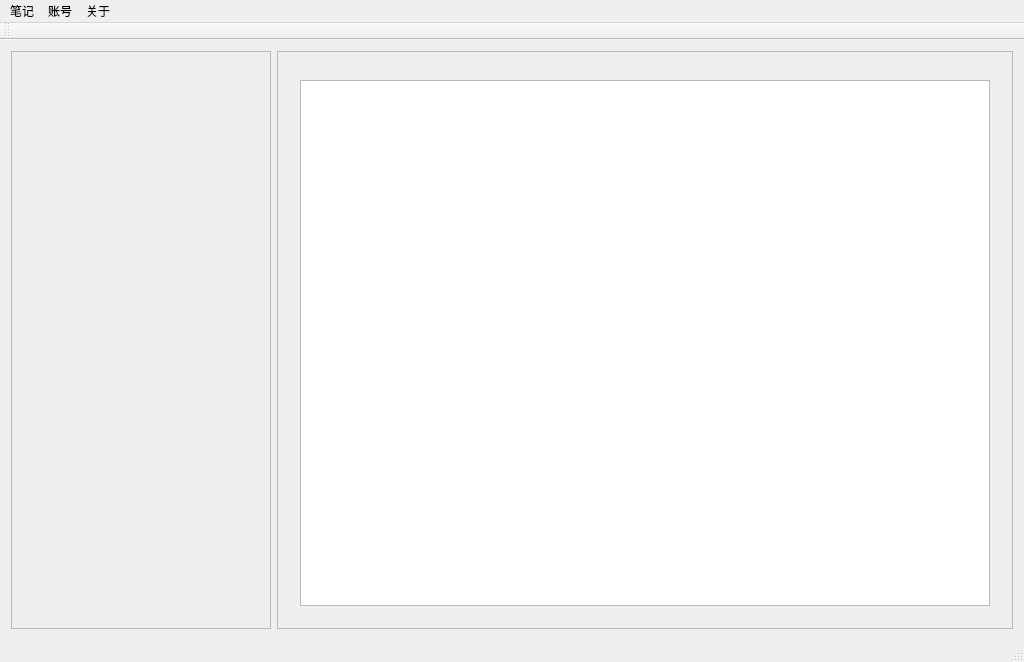
Above: mainwindow.ui from houlianshan/mynode before the change. Below: the same form after it.
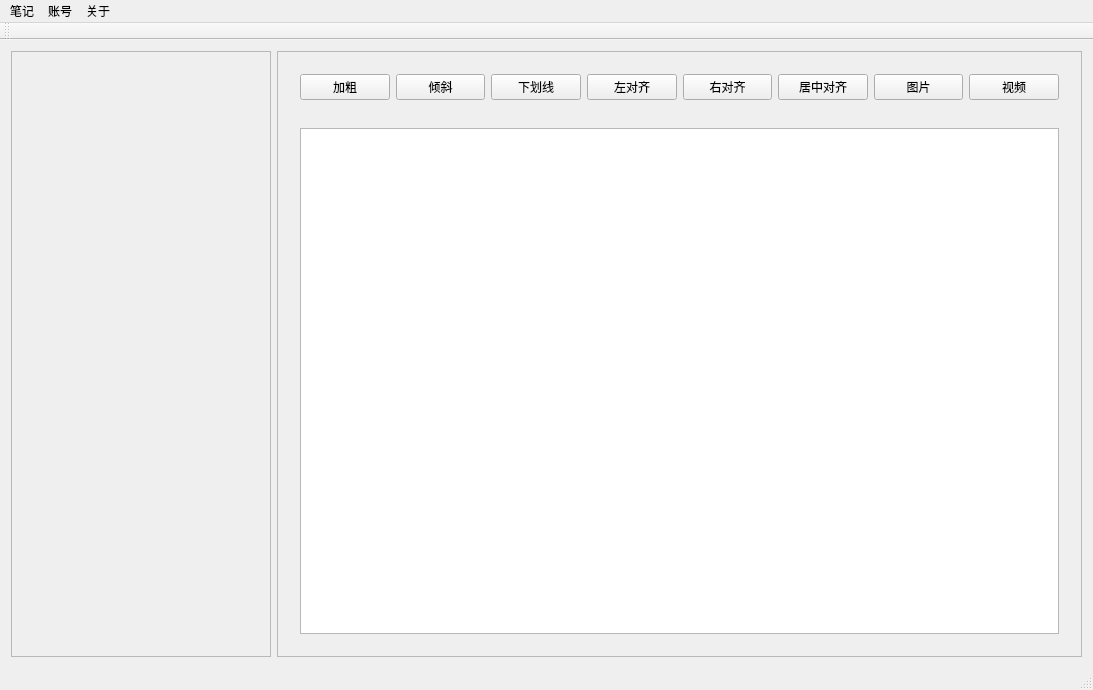
That is the form after the change. Icons and pictures are not drawn. Custom widgets are drawn as their Qt base class.

Commit message: 添加编辑笔记内容格式的按钮

Patch:
```diff
--- a/mainwindow.ui
+++ b/mainwindow.ui
@@ -6,8 +6,8 @@
    <rect>
     <x>0</x>
     <y>0</y>
-    <width>1024</width>
-    <height>653</height>
+    <width>1093</width>
+    <height>690</height>
    </rect>
   </property>
   <property name="windowTitle">
@@ -44,7 +44,7 @@
          <x>0</x>
          <y>0</y>
          <width>258</width>
-         <height>580</height>
+         <height>613</height>
         </rect>
        </property>
        <layout class="QVBoxLayout" name="verticalLayout">
@@ -83,8 +83,8 @@
         <rect>
          <x>0</x>
          <y>0</y>
-         <width>738</width>
-         <height>580</height>
+         <width>807</width>
+         <height>613</height>
         </rect>
        </property>
        <layout class="QVBoxLayout" name="verticalLayout_3">
@@ -102,6 +102,64 @@
             <height>50</height>
            </size>
           </property>
+          <layout class="QHBoxLayout" name="horizontalLayout_2">
+           <item>
+            <widget class="QPushButton" name="pushButton_4">
+             <property name="text">
+              <string>加粗</string>
+             </property>
+            </widget>
+           </item>
+           <item>
+            <widget class="QPushButton" name="pushButton_3">
+             <property name="text">
+              <string>倾斜</string>
+             </property>
+            </widget>
+           </item>
+           <item>
+            <widget class="QPushButton" name="pushButton_5">
+             <property name="text">
+              <string>下划线</string>
+             </property>
+            </widget>
+           </item>
+           <item>
+            <widget class="QPushButton" name="pushButton_6">
+             <property name="text">
+              <string>左对齐</string>
+             </property>
+            </widget>
+           </item>
+           <item>
+            <widget class="QPushButton" name="pushButton_8">
+             <property name="text">
+              <string>右对齐</string>
+             </property>
+            </widget>
+           </item>
+           <item>
+            <widget class="QPushButton" name="pushButton_10">
+             <property name="text">
+              <string>居中对齐</string>
+             </property>
+            </widget>
+           </item>
+           <item>
+            <widget class="QPushButton" name="pushButton_9">
+             <property name="text">
+              <string>图片</string>
+             </property>
+            </widget>
+           </item>
+           <item>
+            <widget class="QPushButton" name="pushButton_7">
+             <property name="text">
+              <string>视频</string>
+             </property>
+            </widget>
+           </item>
+          </layout>
          </widget>
         </item>
         <item>
@@ -124,7 +182,7 @@
     <rect>
      <x>0</x>
      <y>0</y>
-     <width>1024</width>
+     <width>1093</width>
      <height>23</height>
     </rect>
    </property>
```
The commit also changes 1 other file.
